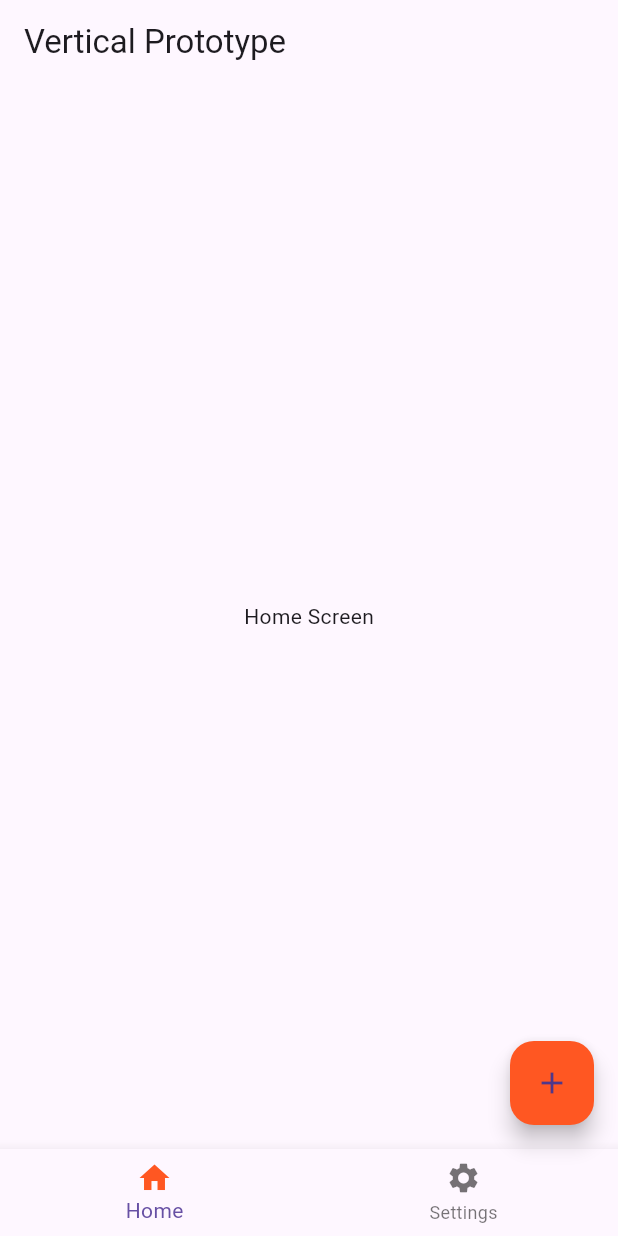
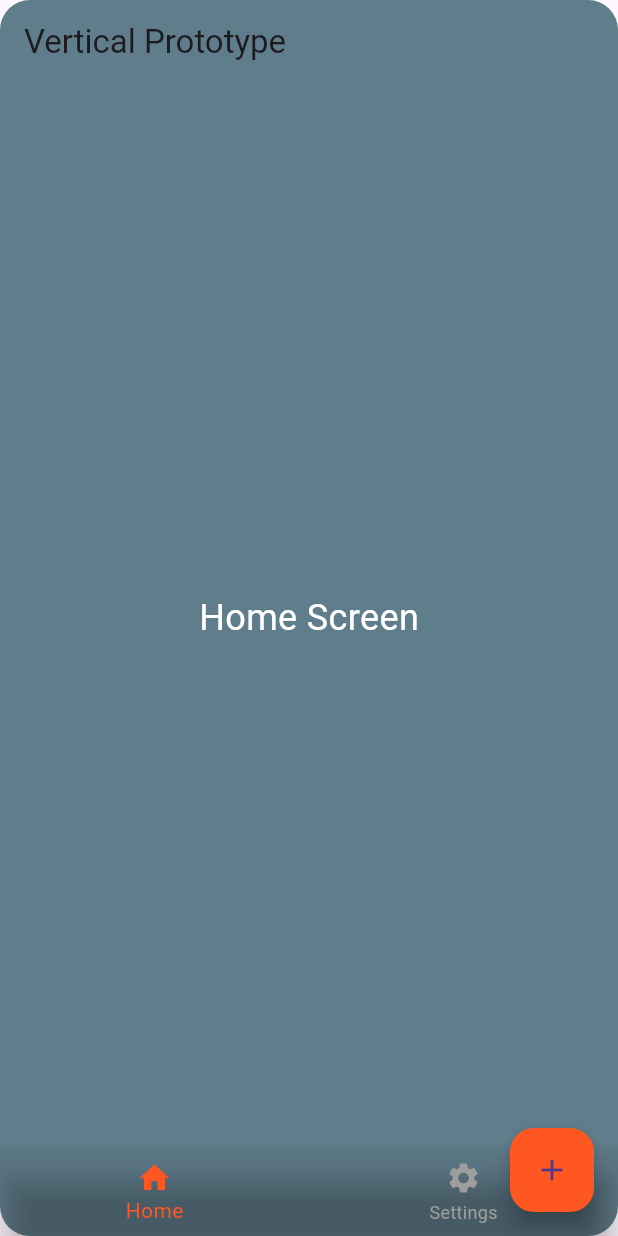
Before and after one commit to YZ1GO/L.EIC017_ES_PRJ, a Flutter app: the screen it shows after launch, on a phone screen of 412 x 824 dp. Run offline on Flutter 3.47's test engine with Material 3 defaults, Android fonts, the phone set to English and light mode, and no system bars.

Commit message:
set background color

```diff
--- a/app/lib/navigation_menu.dart
+++ b/app/lib/navigation_menu.dart
@@ -46,14 +46,24 @@ class NavigationMenuState extends State<NavigationMenu> {
   @override
   Widget build(BuildContext context) {
     return Scaffold(
+      extendBodyBehindAppBar: true, // Extend body behind app bar
       appBar: AppBar(
         title: const Text('Vertical Prototype'),
+        elevation: 0,
+        backgroundColor: Colors.transparent, // Set app bar background color as transparent
       ),
-      body: Center(
-        child: screens.elementAt(selectedIndex),
+      body: Stack(
+        children: [
+          IndexedStack(
+            index: selectedIndex,
+            children: screens,
           ),
-      bottomNavigationBar:
-        Material (
+          Positioned(
+            bottom: 0,
+            left: 0,
+            right: 0,
+            child: Material(
+              color: Colors.transparent, // Set background color of bottom navigation bar as transparent
               child: BottomNavigationBar(
                 items: const <BottomNavigationBarItem>[
                   BottomNavigationBarItem(
@@ -67,10 +77,13 @@ class NavigationMenuState extends State<NavigationMenu> {
                 ],
                 currentIndex: selectedIndex,
                 onTap: onItemTapped,
-          selectedIconTheme: const IconThemeData(
-            color: Colors.deepOrange, // Set the color of the icon
+                selectedItemColor: Colors.deepOrange, // Set selected item color
+                unselectedItemColor: Colors.grey, // Set unselected item color
+                backgroundColor: Colors.transparent, // Set bottom navigation bar background color as transparent
               ),
             ),
+          ),
+        ],
       ),
       floatingActionButton: FloatingActionButton(
         onPressed: () {
--- a/app/lib/screens/home_screen.dart
+++ b/app/lib/screens/home_screen.dart
@@ -1,13 +1,31 @@
 import 'package:flutter/material.dart';
 
 class HomeScreen extends StatelessWidget {
-  const HomeScreen({super.key});
+  const HomeScreen({Key? key}) : super(key: key);
 
   @override
   Widget build(BuildContext context) {
-    return Container(
-      child: const Center(
-        child: Text('Home Screen'),
+    return Scaffold(
+      backgroundColor: Colors.transparent,
+      body: Stack(
+        children: [
+          // Background shape
+          Container(
+            width: double.infinity,
+            height: double.infinity,
+            decoration: BoxDecoration(
+              color: Colors.blueGrey, // Background color of the shape
+              borderRadius: BorderRadius.circular(20), // Border radius of the shape
+            ),
+          ),
+          // Content
+          const Center(
+            child: Text(
+              'Home Screen',
+              style: TextStyle(color: Colors.white, fontSize: 24),
+            ),
+          ),
+        ],
       ),
     );
   }
```
Lines whose indentation alone changed are shown as unchanged.
